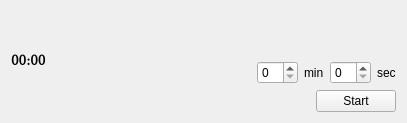
DiPaolo/simple-countdown-app, file main_window.ui: the form before one commit.
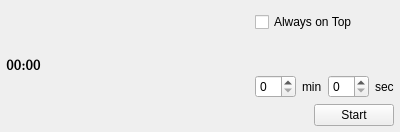
The form after the commit. Custom widgets are drawn as their Qt base class.

Commit message: Add the option to always keep the window on top

Diff of the .ui file:
```diff
--- a/main_window.ui
+++ b/main_window.ui
@@ -6,15 +6,132 @@
    <rect>
     <x>0</x>
     <y>0</y>
-    <width>407</width>
-    <height>123</height>
+    <width>400</width>
+    <height>132</height>
    </rect>
   </property>
   <property name="windowTitle">
    <string>Widget</string>
   </property>
   <layout class="QGridLayout" name="gridLayout" columnstretch="8,1,1">
-   <item row="0" column="0" rowspan="3">
+   <property name="leftMargin">
+    <number>6</number>
+   </property>
+   <property name="topMargin">
+    <number>6</number>
+   </property>
+   <property name="rightMargin">
+    <number>6</number>
+   </property>
+   <property name="bottomMargin">
+    <number>6</number>
+   </property>
+   <item row="4" column="2">
+    <layout class="QHBoxLayout" name="horizontalLayout_2">
+     <item>
+      <spacer name="horizontalSpacer_2">
+       <property name="orientation">
+        <enum>Qt::Horizontal</enum>
+       </property>
+       <property name="sizeType">
+        <enum>QSizePolicy::Preferred</enum>
+       </property>
+       <property name="sizeHint" stdset="0">
+        <size>
+         <width>190</width>
+         <height>20</height>
+        </size>
+       </property>
+      </spacer>
+     </item>
+     <item>
+      <widget class="QPushButton" name="startStop">
+       <property name="sizePolicy">
+        <sizepolicy hsizetype="Fixed" vsizetype="Fixed">
+         <horstretch>0</horstretch>
+         <verstretch>0</verstretch>
+        </sizepolicy>
+       </property>
+       <property name="text">
+        <string>Start</string>
+       </property>
+      </widget>
+     </item>
+    </layout>
+   </item>
+   <item row="3" column="2">
+    <layout class="QHBoxLayout" name="horizontalLayout">
+     <item>
+      <widget class="QSpinBox" name="minSpinBox">
+       <property name="sizePolicy">
+        <sizepolicy hsizetype="Preferred" vsizetype="Fixed">
+         <horstretch>0</horstretch>
+         <verstretch>0</verstretch>
+        </sizepolicy>
+       </property>
+       <property name="maximum">
+        <number>59</number>
+       </property>
+      </widget>
+     </item>
+     <item>
+      <widget class="QLabel" name="label">
+       <property name="sizePolicy">
+        <sizepolicy hsizetype="Fixed" vsizetype="Preferred">
+         <horstretch>0</horstretch>
+         <verstretch>0</verstretch>
+        </sizepolicy>
+       </property>
+       <property name="text">
+        <string>min</string>
+       </property>
+      </widget>
+     </item>
+     <item>
+      <widget class="QSpinBox" name="secSpinBox">
+       <property name="sizePolicy">
+        <sizepolicy hsizetype="Preferred" vsizetype="Fixed">
+         <horstretch>0</horstretch>
+         <verstretch>0</verstretch>
+        </sizepolicy>
+       </property>
+       <property name="maximum">
+        <number>59</number>
+       </property>
+      </widget>
+     </item>
+     <item>
+      <widget class="QLabel" name="label_2">
+       <property name="sizePolicy">
+        <sizepolicy hsizetype="Fixed" vsizetype="Preferred">
+         <horstretch>0</horstretch>
+         <verstretch>0</verstretch>
+        </sizepolicy>
+       </property>
+       <property name="text">
+        <string>sec</string>
+       </property>
+      </widget>
+     </item>
+     <item>
+      <spacer name="horizontalSpacer_4">
+       <property name="orientation">
+        <enum>Qt::Horizontal</enum>
+       </property>
+       <property name="sizeType">
+        <enum>QSizePolicy::Preferred</enum>
+       </property>
+       <property name="sizeHint" stdset="0">
+        <size>
+         <width>40</width>
+         <height>20</height>
+        </size>
+       </property>
+      </spacer>
+     </item>
+    </layout>
+   </item>
+   <item row="0" column="0" rowspan="5">
     <widget class="CountdownLabel" name="countdown">
      <property name="sizePolicy">
       <sizepolicy hsizetype="Expanding" vsizetype="Preferred">
@@ -37,40 +154,14 @@
      </property>
     </widget>
    </item>
+   <item row="1" column="2">
+    <widget class="QCheckBox" name="alwaysOnTop">
+     <property name="text">
+      <string>Always on Top</string>
+     </property>
+    </widget>
+   </item>
    <item row="2" column="2">
-    <layout class="QHBoxLayout" name="horizontalLayout_2">
-     <item>
-      <spacer name="horizontalSpacer_2">
-       <property name="orientation">
-        <enum>Qt::Horizontal</enum>
-       </property>
-       <property name="sizeType">
-        <enum>QSizePolicy::Preferred</enum>
-       </property>
-       <property name="sizeHint" stdset="0">
-        <size>
-         <width>190</width>
-         <height>20</height>
-        </size>
-       </property>
-      </spacer>
-     </item>
-     <item>
-      <widget class="QPushButton" name="startStop">
-       <property name="sizePolicy">
-        <sizepolicy hsizetype="Fixed" vsizetype="Fixed">
-         <horstretch>0</horstretch>
-         <verstretch>0</verstretch>
-        </sizepolicy>
-       </property>
-       <property name="text">
-        <string>Start</string>
-       </property>
-      </widget>
-     </item>
-    </layout>
-   </item>
-   <item row="0" column="2">
     <spacer name="verticalSpacer">
      <property name="orientation">
       <enum>Qt::Vertical</enum>
@@ -83,79 +174,7 @@
      </property>
     </spacer>
    </item>
-   <item row="1" column="2">
-    <layout class="QHBoxLayout" name="horizontalLayout">
-     <item>
-      <widget class="QSpinBox" name="minSpinBox">
-       <property name="sizePolicy">
-        <sizepolicy hsizetype="Preferred" vsizetype="Fixed">
-         <horstretch>0</horstretch>
-         <verstretch>0</verstretch>
-        </sizepolicy>
-       </property>
-       <property name="maximum">
-        <number>59</number>
-       </property>
-      </widget>
-     </item>
-     <item>
-      <widget class="QLabel" name="label">
-       <property name="sizePolicy">
-        <sizepolicy hsizetype="Fixed" vsizetype="Preferred">
-         <horstretch>0</horstretch>
-         <verstretch>0</verstretch>
-        </sizepolicy>
-       </property>
-       <property name="text">
-        <string>min</string>
-       </property>
-      </widget>
-     </item>
-     <item>
-      <widget class="QSpinBox" name="secSpinBox">
-       <property name="sizePolicy">
-        <sizepolicy hsizetype="Preferred" vsizetype="Fixed">
-         <horstretch>0</horstretch>
-         <verstretch>0</verstretch>
-        </sizepolicy>
-       </property>
-       <property name="maximum">
-        <number>59</number>
-       </property>
-      </widget>
-     </item>
-     <item>
-      <widget class="QLabel" name="label_2">
-       <property name="sizePolicy">
-        <sizepolicy hsizetype="Fixed" vsizetype="Preferred">
-         <horstretch>0</horstretch>
-         <verstretch>0</verstretch>
-        </sizepolicy>
-       </property>
-       <property name="text">
-        <string>sec</string>
-       </property>
-      </widget>
-     </item>
-     <item>
-      <spacer name="horizontalSpacer_4">
-       <property name="orientation">
-        <enum>Qt::Horizontal</enum>
-       </property>
-       <property name="sizeType">
-        <enum>QSizePolicy::Preferred</enum>
-       </property>
-       <property name="sizeHint" stdset="0">
-        <size>
-         <width>40</width>
-         <height>20</height>
-        </size>
-       </property>
-      </spacer>
-     </item>
-    </layout>
-   </item>
-   <item row="0" column="1">
+   <item row="3" column="1">
     <spacer name="horizontalSpacer">
      <property name="orientation">
       <enum>Qt::Horizontal</enum>
```
The commit also changes 1 other file.
